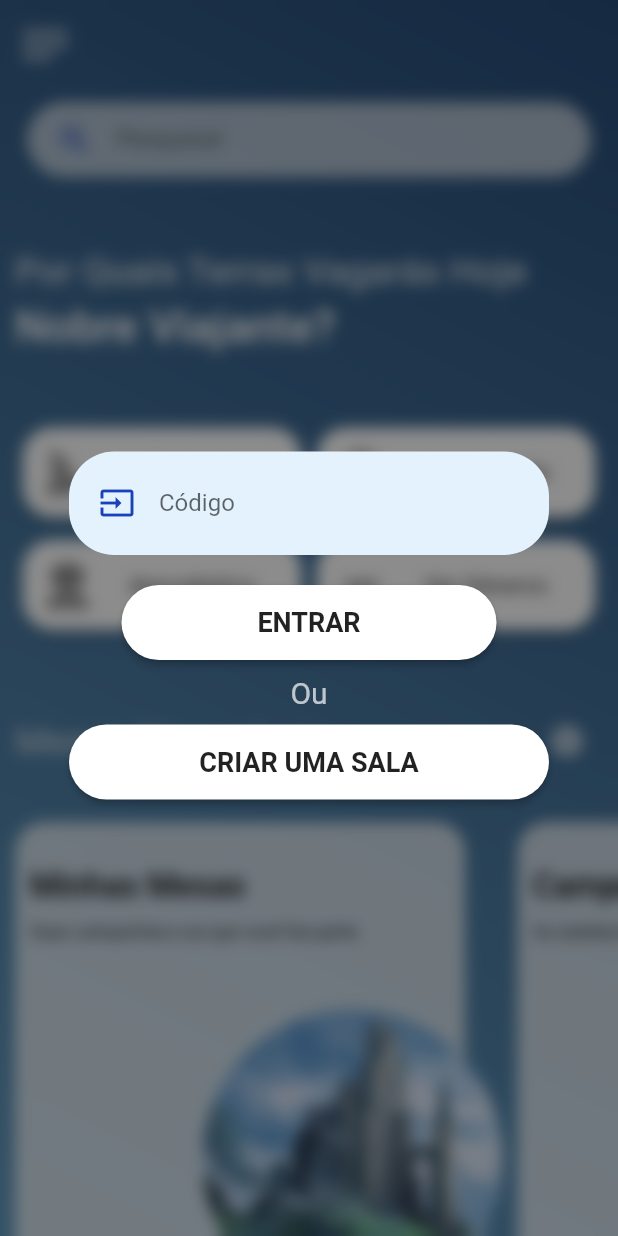
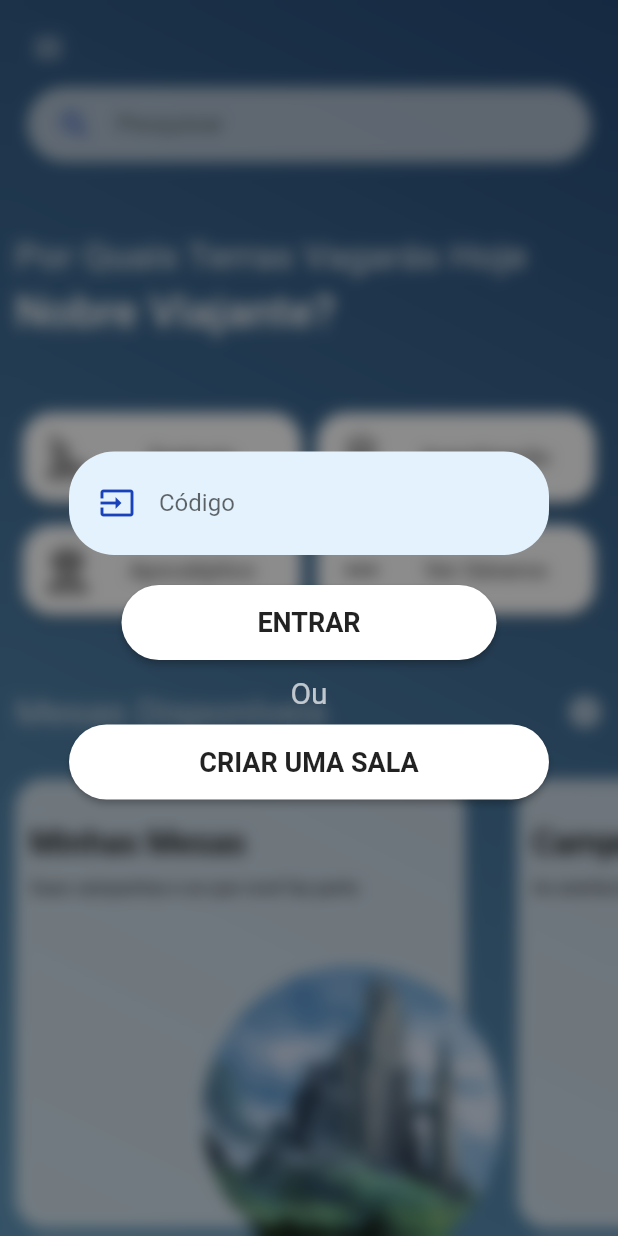
Before and after one commit to Lucaspozzif/app_rpg, a Flutter app: the screen it shows once a user with an empty profile is signed in, after a tap on "ENTRAR", after a tap on the "add circle" icon, on a phone screen of 412 x 824 dp. Run offline on Flutter 3.47's test engine with Material 2 defaults, Android fonts, the phone set to English and light mode, and no system bars; our stand-ins replace cloud_firestore, firebase_auth, firebase_core; missing offline and left inert: dart:js; accounts and stored records are empty.

Commit message:
sidebar creation

```diff
--- a/lib/menu.dart
+++ b/lib/menu.dart
@@ -2,7 +2,6 @@ import 'dart:ui';
 
 import 'package:flutter/material.dart';
 import 'package:app_rpg/createGame.dart';
-import 'variables.dart';
 
 class MenuPage extends StatefulWidget {
   const MenuPage({Key? key}) : super(key: key);
@@ -11,13 +10,115 @@ class MenuPage extends StatefulWidget {
   _MenuPageState createState() => _MenuPageState();
 }
 
+bool slider = false;
+bool visibility = false;
+bool glass = false;
+
 class _MenuPageState extends State<MenuPage> {
   @override
   Widget build(BuildContext context) {
     return Scaffold(
       body: Stack(
         children: [
+          MainMenu(),
+          Padding(
+            padding: const EdgeInsets.all(8.0),
+            child: IconButton(
+              onPressed: (() {
+                Future.delayed(Duration(milliseconds: 300), () {
+                  slider = !slider;
+                  setState(() {});
+                });
+                visibility = true;
+                setState(() {});
+              }),
+              icon: Icon(
+                Icons.reorder,
+                color: Colors.white54,
+              ),
+            ),
+          ),
+          SideBar(),
+          GameMenu()
+        ],
+      ),
+    );
+  }
+}
+
+class SideBar extends StatefulWidget {
+  const SideBar({Key? key}) : super(key: key);
+
+  @override
+  State<SideBar> createState() => SideBarState();
+}
+
+class SideBarState extends State<SideBar> {
+  @override
+  Widget build(BuildContext context) {
+    return AnimatedPositioned(
+      curve: Curves.easeInOutCubic,
+      duration: Duration(milliseconds: 300),
+      left: slider == true ? 0 : -200,
+      height: MediaQuery.of(context).size.height,
+      child: Stack(
+        children: [
+          Visibility(
+            visible: visibility,
+            child: InkWell(
+              onTap: () {
+                Future.delayed(Duration(milliseconds: 300), () {
+                  visibility = false;
+                  setState(() {});
+                });
+                slider = !slider;
+                setState(() {});
+              },
+              child: AnimatedContainer(
+                duration: Duration(milliseconds: 300),
+                width: MediaQuery.of(context).size.width + 200,
+                height: MediaQuery.of(context).size.height,
+                color: visibility == false
+                    ? Colors.black45
+                    : slider == true
+                        ? Colors.black45
+                        : Color(0x00000000),
+              ),
+            ),
+          ),
           Container(
+              width: 200,
+              height: MediaQuery.of(context).size.height,
+              decoration: BoxDecoration(
+                  color: Colors.black54,
+                  borderRadius: BorderRadius.only(
+                      topRight: Radius.circular(30),
+                      bottomRight: Radius.circular(30))),
+              child: Column(
+                children: [
+                  Text(
+                    "Account Name",
+                    style: TextStyle(color: Colors.white),
+                  )
+                ],
+              )),
+        ],
+      ),
+    );
+  }
+}
+
+class MainMenu extends StatefulWidget {
+  const MainMenu({Key? key}) : super(key: key);
+
+  @override
+  State<MainMenu> createState() => _MainMenuState();
+}
+
+class _MainMenuState extends State<MainMenu> {
+  @override
+  Widget build(BuildContext context) {
+    return Container(
       height: MediaQuery.of(context).size.height,
       decoration: BoxDecoration(
           gradient: LinearGradient(
@@ -33,29 +134,12 @@ class _MenuPageState extends State<MenuPage> {
         children: [
           Column(
             children: [
-                    SizedBox(
-                      height: 10,
-                    ),
-                    Row(
-                      children: [
-                        SizedBox(
-                          width: 10,
-                        ),
-                        Icon(
-                          Icons.notes,
-                          size: 40,
-                          color: Colors.white70,
-                        ),
-                        Spacer(),
-                      ],
-                    ),
+              SizedBox(height: 40),
               Padding(
                 padding: const EdgeInsets.all(8.0),
                 child: Container(
-                        margin:
-                            EdgeInsets.symmetric(vertical: 10, horizontal: 10),
-                        padding:
-                            EdgeInsets.symmetric(vertical: 5, horizontal: 20),
+                  margin: EdgeInsets.symmetric(vertical: 10, horizontal: 10),
+                  padding: EdgeInsets.symmetric(vertical: 5, horizontal: 20),
                   height: 50,
                   decoration: BoxDecoration(
                       color: Colors.white60,
@@ -115,8 +199,7 @@ class _MenuPageState extends State<MenuPage> {
                         primary: Colors.white,
                         padding: EdgeInsets.fromLTRB(5, 5, 5, 5),
                         fixedSize: Size(
-                                  (MediaQuery.of(context).size.width / 2) - 20,
-                                  60),
+                            (MediaQuery.of(context).size.width / 2) - 20, 60),
                         shape: RoundedRectangleBorder(
                             borderRadius: BorderRadius.circular(20))),
                     child: Row(
@@ -148,8 +231,7 @@ class _MenuPageState extends State<MenuPage> {
                         primary: Colors.white,
                         padding: EdgeInsets.fromLTRB(5, 5, 5, 5),
                         fixedSize: Size(
-                                  (MediaQuery.of(context).size.width / 2) - 20,
-                                  60),
+                            (MediaQuery.of(context).size.width / 2) - 20, 60),
                         shape: RoundedRectangleBorder(
                             borderRadius: BorderRadius.circular(20))),
                     child: Row(
@@ -186,8 +268,7 @@ class _MenuPageState extends State<MenuPage> {
                         primary: Colors.white,
                         padding: EdgeInsets.fromLTRB(5, 5, 5, 5),
                         fixedSize: Size(
-                                  (MediaQuery.of(context).size.width / 2) - 20,
-                                  60),
+                            (MediaQuery.of(context).size.width / 2) - 20, 60),
                         shape: RoundedRectangleBorder(
                             borderRadius: BorderRadius.circular(20))),
                     child: Row(
@@ -219,8 +300,7 @@ class _MenuPageState extends State<MenuPage> {
                         primary: Colors.white,
                         padding: EdgeInsets.fromLTRB(5, 5, 5, 5),
                         fixedSize: Size(
-                                  (MediaQuery.of(context).size.width / 2) - 20,
-                                  60),
+                            (MediaQuery.of(context).size.width / 2) - 20, 60),
                         shape: RoundedRectangleBorder(
                             borderRadius: BorderRadius.circular(20))),
                     child: Row(
@@ -259,13 +339,21 @@ class _MenuPageState extends State<MenuPage> {
                     style: TextStyle(fontSize: 25, color: Colors.white70),
                   ),
                   Spacer(),
-                        IconButton(
-                          onPressed: () {
-                            visible = true;
+                  InkWell(
+                    onTap: () {
+                      glass = !glass;
 
-                            setState(() {});
+                      Navigator.pushReplacement(
+                        context,
+                        PageRouteBuilder(
+                          pageBuilder: (c, a1, a2) => const MenuPage(),
+                          transitionsBuilder: (c, anim, a2, child) =>
+                              FadeTransition(opacity: anim, child: child),
+                          transitionDuration: const Duration(milliseconds: 100),
+                        ),
+                      );
                     },
-                          icon: Icon(
+                    child: Icon(
                       Icons.add_circle,
                       color: Colors.white70,
                     ),
@@ -294,8 +382,7 @@ class _MenuPageState extends State<MenuPage> {
                         child: Stack(
                           children: [
                             Container(
-                                    padding:
-                                        EdgeInsets.fromLTRB(10, 30, 10, 30),
+                              padding: EdgeInsets.fromLTRB(10, 30, 10, 30),
                               height: 300,
                               width: 300,
                               decoration: BoxDecoration(
@@ -303,8 +390,7 @@ class _MenuPageState extends State<MenuPage> {
                                 borderRadius: BorderRadius.circular(20),
                               ),
                               child: Column(
-                                      crossAxisAlignment:
-                                          CrossAxisAlignment.start,
+                                crossAxisAlignment: CrossAxisAlignment.start,
                                 children: [
                                   Text(
                                     "Minhas Mesas",
@@ -319,8 +405,7 @@ class _MenuPageState extends State<MenuPage> {
                                   Text(
                                     "Suas campanhas e as que você faz parte.",
                                     style: TextStyle(
-                                              fontSize: 12,
-                                              color: Colors.black),
+                                        fontSize: 12, color: Colors.black),
                                   ),
                                 ],
                               ),
@@ -348,8 +433,7 @@ class _MenuPageState extends State<MenuPage> {
                         child: Stack(
                           children: [
                             Container(
-                                    padding:
-                                        EdgeInsets.fromLTRB(10, 30, 10, 30),
+                              padding: EdgeInsets.fromLTRB(10, 30, 10, 30),
                               height: 300,
                               width: 300,
                               decoration: BoxDecoration(
@@ -357,8 +441,7 @@ class _MenuPageState extends State<MenuPage> {
                                 borderRadius: BorderRadius.circular(20),
                               ),
                               child: Column(
-                                      crossAxisAlignment:
-                                          CrossAxisAlignment.start,
+                                crossAxisAlignment: CrossAxisAlignment.start,
                                 children: [
                                   Text(
                                     "Campanhas de Hoje",
@@ -373,8 +456,7 @@ class _MenuPageState extends State<MenuPage> {
                                   Text(
                                     "As aventuras de segunda feira.",
                                     style: TextStyle(
-                                              fontSize: 12,
-                                              color: Colors.black),
+                                        fontSize: 12, color: Colors.black),
                                   ),
                                 ],
                               ),
@@ -402,8 +484,7 @@ class _MenuPageState extends State<MenuPage> {
                         child: Stack(
                           children: [
                             Container(
-                                    padding:
-                                        EdgeInsets.fromLTRB(10, 30, 10, 30),
+                              padding: EdgeInsets.fromLTRB(10, 30, 10, 30),
                               height: 300,
                               width: 300,
                               decoration: BoxDecoration(
@@ -411,8 +492,7 @@ class _MenuPageState extends State<MenuPage> {
                                 borderRadius: BorderRadius.circular(20),
                               ),
                               child: Column(
-                                      crossAxisAlignment:
-                                          CrossAxisAlignment.start,
+                                crossAxisAlignment: CrossAxisAlignment.start,
                                 children: [
                                   Text(
                                     "Mesas favoritas",
@@ -427,8 +507,7 @@ class _MenuPageState extends State<MenuPage> {
                                   Text(
                                     "Mesas favoritas",
                                     style: TextStyle(
-                                              fontSize: 12,
-                                              color: Colors.black),
+                                        fontSize: 12, color: Colors.black),
                                   ),
                                 ],
                               ),
@@ -456,14 +535,21 @@ class _MenuPageState extends State<MenuPage> {
           ),
         ],
       ),
-          ),
-          Visibility(
-            child: GameMenu(),
-            visible: visible,
-          ),
-        ],
-      ),
     );
+  }
+}
+
+class AddButton extends StatefulWidget {
+  const AddButton({Key? key}) : super(key: key);
+
+  @override
+  State<AddButton> createState() => AddButtonState();
+}
+
+class AddButtonState extends State<AddButton> {
+  @override
+  Widget build(BuildContext context) {
+    return Container();
   }
 }
 
@@ -477,21 +563,14 @@ class GameMenu extends StatefulWidget {
 class _GameMenuState extends State<GameMenu> {
   @override
   Widget build(BuildContext context) {
-    return BackdropFilter(
+    return Visibility(
+      visible: glass == false ? false : true,
+      child: BackdropFilter(
         filter: ImageFilter.blur(sigmaX: 5, sigmaY: 5),
-      child: GestureDetector(
+        child: InkWell(
           onTap: () {
-          visible = false;
-
-          Navigator.pushReplacement(
-            context,
-            PageRouteBuilder(
-              pageBuilder: (c, a1, a2) => const MenuPage(),
-              transitionsBuilder: (c, anim, a2, child) =>
-                  FadeTransition(opacity: anim, child: child),
-              transitionDuration: const Duration(milliseconds: 400),
-            ),
-          );
+            glass = !glass;
+            setState(() {});
           },
           child: Container(
             color: Colors.black45,
@@ -580,6 +659,7 @@ class _GameMenuState extends State<GameMenu> {
             ),
           ),
         ),
+      ),
     );
   }
 }
```
Lines whose indentation alone changed are shown as unchanged.
